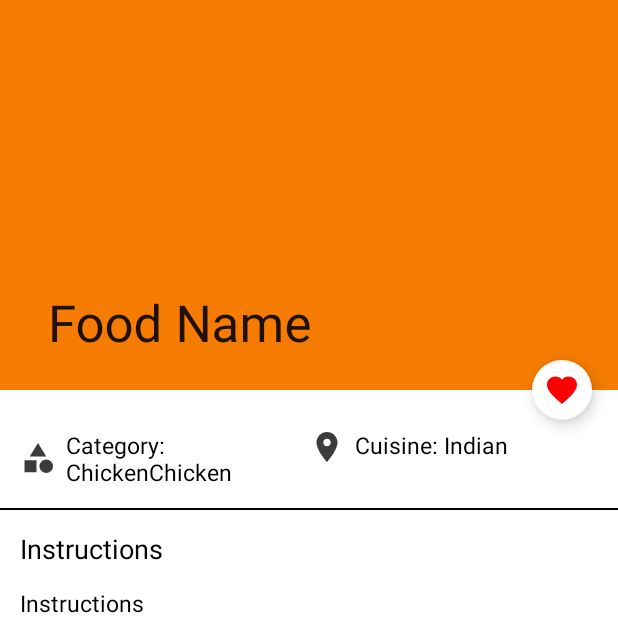
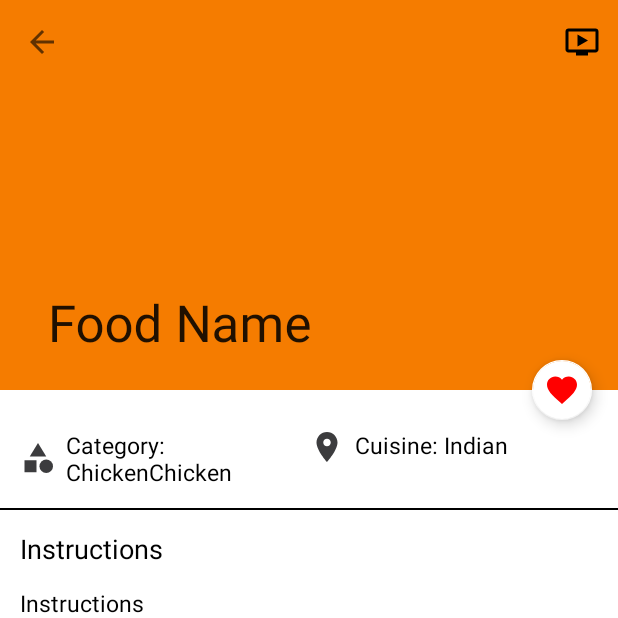
Before and after one commit to merthankavak/RecipeRoamer, an Android app: the FoodDetailsActivity screen opened directly, with no data from a screen before it, on a phone screen of 412 x 824 dp, the top half of it. Run offline under Robolectric (Android 15) with nearby library versions, the phone set to English and light mode, and no system bars; our stand-ins replace sdp/ssp sizes.

Commit message:
Added toolbar buttons

```diff
--- a/app/src/main/java/com/mkavaktech/reciperoamer/ui/food_details/FoodDetailsActivity.kt
+++ b/app/src/main/java/com/mkavaktech/reciperoamer/ui/food_details/FoodDetailsActivity.kt
@@ -1,12 +1,40 @@
 package com.mkavaktech.reciperoamer.ui.food_details
 
+import android.annotation.SuppressLint
 import android.os.Bundle
+import android.view.Menu
+import android.view.MenuItem
 import androidx.appcompat.app.AppCompatActivity
+import androidx.appcompat.widget.Toolbar
 import com.mkavaktech.reciperoamer.R
 
+
 class FoodDetailsActivity : AppCompatActivity() {
+
+
+    @SuppressLint("MissingInflatedId")
     override fun onCreate(savedInstanceState: Bundle?) {
         super.onCreate(savedInstanceState)
         setContentView(R.layout.activity_food_details)
+        val toolbar = findViewById<Toolbar>(R.id.toolBar)
+        setSupportActionBar(toolbar)
+        supportActionBar?.setDisplayHomeAsUpEnabled(true)
+
     }
+
+    override fun onCreateOptionsMenu(menu: Menu?): Boolean {
+        menuInflater.inflate(R.menu.food_details_menu,menu)
+        return true
+    }
+
+    override fun onOptionsItemSelected(item: MenuItem): Boolean {
+        when (item.itemId) {
+            android.R.id.home -> {
+                onBackPressed()
+                return true
+            }
+        }
+        return super.onOptionsItemSelected(item)
+    }
+
 }
--- a/app/src/main/res/layout/activity_food_details.xml
+++ b/app/src/main/res/layout/activity_food_details.xml
@@ -17,8 +17,7 @@
             android:layout_height="match_parent"
             app:contentScrim="@color/orange"
             app:layout_scrollFlags="scroll|exitUntilCollapsed|snap"
-            app:title="Food Name"
-          >
+            app:title="Food Name">
 
             <ImageView
                 android:id="@+id/foodDetailImageView"
@@ -36,6 +35,18 @@
 
         </com.google.android.material.appbar.CollapsingToolbarLayout>
 
+        <com.google.android.material.floatingactionbutton.FloatingActionButton
+            android:layout_width="wrap_content"
+            android:layout_height="wrap_content"
+            android:src="@drawable/ic_favorites"
+            app:backgroundTint="@color/white"
+            app:fabSize="mini"
+            app:tint="@color/red"
+            app:layout_anchor="@id/appBar"
+            app:layout_anchorGravity="bottom|end"
+            android:layout_marginEnd="@dimen/_10sdp"
+            android:contentDescription="Add Favourite" />
+
     </com.google.android.material.appbar.AppBarLayout>
 
     <com.google.android.material.floatingactionbutton.FloatingActionButton
@@ -48,8 +59,7 @@
         app:layout_anchor="@id/appBar"
         app:layout_anchorGravity="bottom|end"
         android:layout_marginEnd="@dimen/_10sdp"
-        android:contentDescription="Add Favourite"
-        />
+        android:contentDescription="Add Favourite" />
 
     <androidx.core.widget.NestedScrollView
         android:layout_width="match_parent"
--- /dev/null
+++ b/app/src/main/res/menu/food_details_menu.xml
@@ -0,0 +1,10 @@
+<?xml version="1.0" encoding="utf-8"?>
+<menu xmlns:app="http://schemas.android.com/apk/res-auto"
+    xmlns:android="http://schemas.android.com/apk/res/android">
+    <item
+        android:id="@+id/actionVideo"
+        android:icon="@drawable/ic_video"
+        android:title="Watch"
+        app:showAsAction="always">
+    </item>
+</menu>
```
